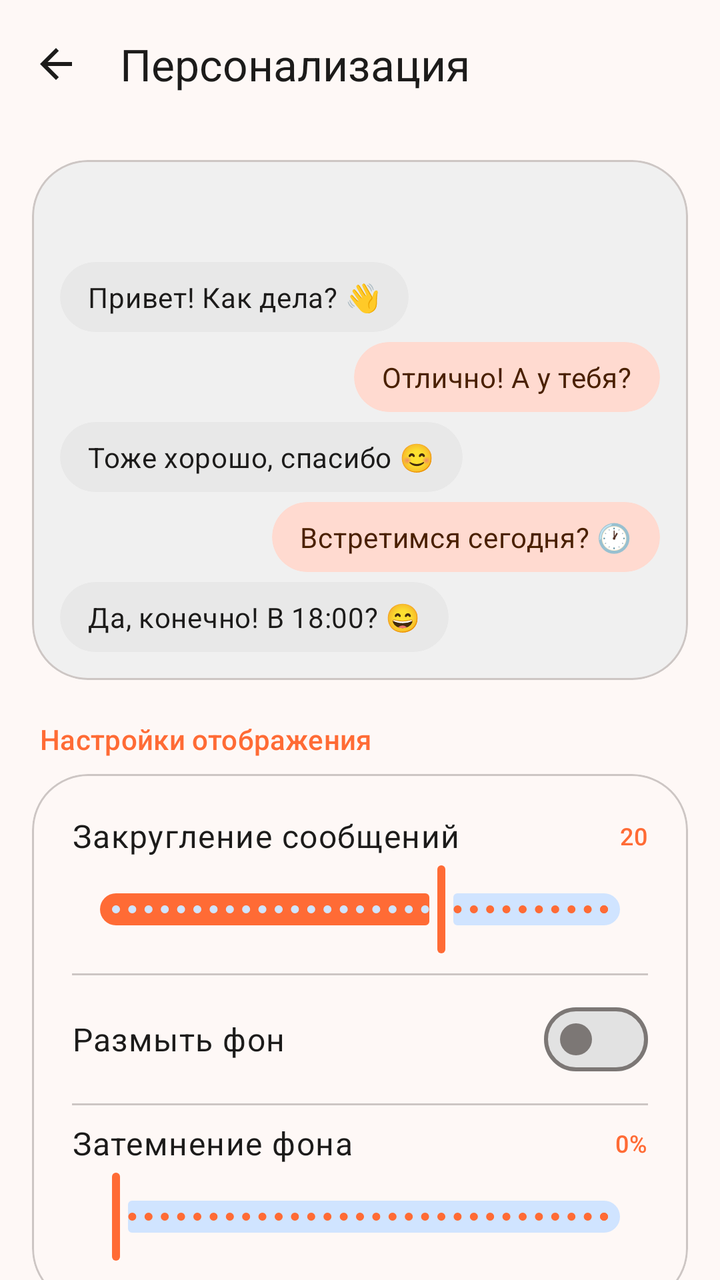
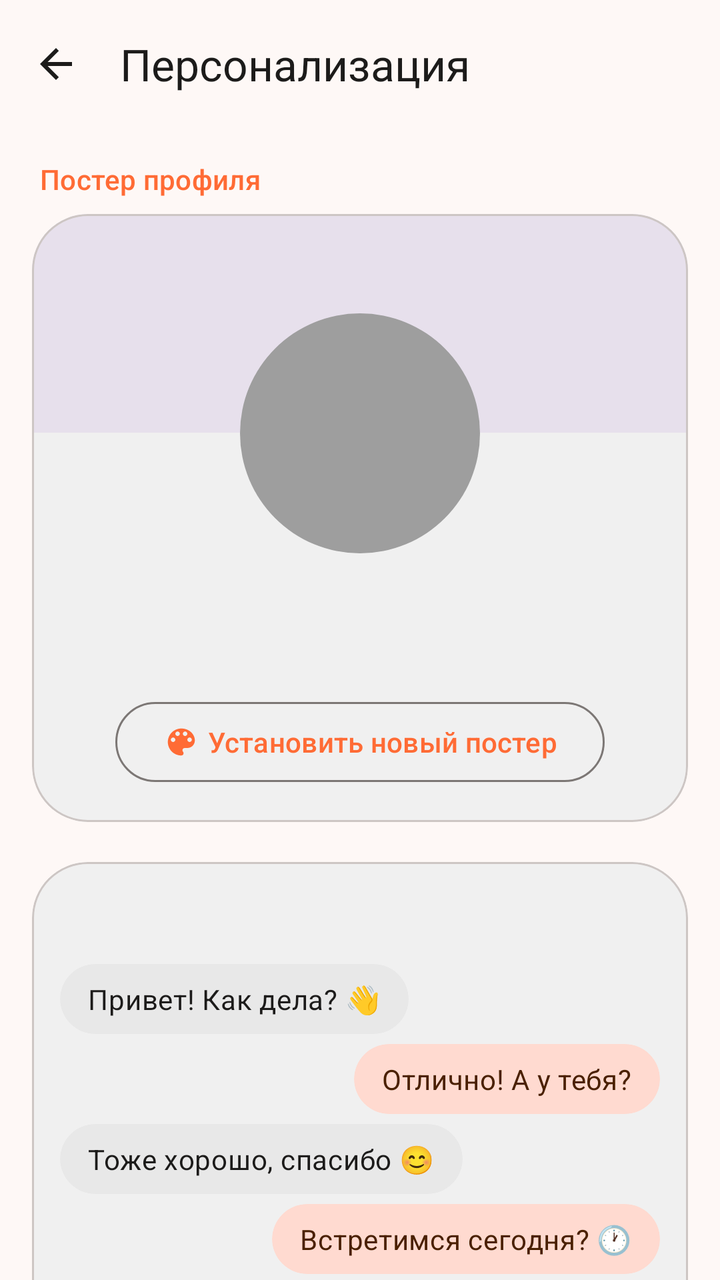

Before-and-after screenshots of an Android layout around one commit, followed by the original layout XML and the change that was made.
<!-- AndroidManifest.xml: activity theme Theme.BarkfluffClientAndroid -->
<!-- res/layout/activity_personalization_settings.xml -->
<?xml version="1.0" encoding="utf-8"?>
<androidx.constraintlayout.widget.ConstraintLayout xmlns:android="http://schemas.android.com/apk/res/android"
    xmlns:app="http://schemas.android.com/apk/res-auto"
    android:layout_width="match_parent"
    android:layout_height="match_parent"
    android:fitsSystemWindows="true">

    
    <com.google.android.material.appbar.AppBarLayout
        android:id="@+id/appBarLayout"
        android:layout_width="match_parent"
        android:layout_height="wrap_content"
        android:background="?attr/colorSurface"
        app:liftOnScroll="true"
        app:layout_constraintTop_toTopOf="parent">

        <com.google.android.material.appbar.MaterialToolbar
            android:id="@+id/toolbar"
            android:layout_width="match_parent"
            android:layout_height="?attr/actionBarSize"
            app:navigationIcon="@drawable/ic_back"
            app:navigationIconTint="?attr/colorOnSurface"
            app:title="Персонализация"
            app:titleTextAppearance="?attr/textAppearanceTitleLarge"
            app:titleTextColor="?attr/colorOnSurface" />

    </com.google.android.material.appbar.AppBarLayout>

    <androidx.core.widget.NestedScrollView
        android:id="@+id/scrollView"
        android:layout_width="match_parent"
        android:layout_height="0dp"
        app:layout_constraintTop_toBottomOf="@id/appBarLayout"
        app:layout_constraintBottom_toBottomOf="parent">

        <LinearLayout
            android:layout_width="match_parent"
            android:layout_height="wrap_content"
            android:orientation="vertical"
            android:paddingHorizontal="16dp"
            android:paddingTop="16dp"
            android:paddingBottom="120dp">

            

            <com.google.android.material.card.MaterialCardView
                android:layout_width="match_parent"
                android:layout_height="wrap_content"
                app:cardCornerRadius="28dp"
                app:cardElevation="0dp"
                app:strokeColor="?attr/colorOutlineVariant"
                app:strokeWidth="1dp"
                app:cardBackgroundColor="?attr/colorSurfaceContainer">

                <FrameLayout
                    android:id="@+id/chatPreviewLayout"
                    android:layout_width="match_parent"
                    android:layout_height="260dp"
                    android:clipChildren="true"
                    android:clipToPadding="true">

                    
                    <ImageView
                        android:id="@+id/previewBackgroundImage"
                        android:layout_width="match_parent"
                        android:layout_height="match_parent"
                        android:scaleType="centerCrop"
                        android:importantForAccessibility="no"
                        android:visibility="gone" />

                    
                    <View
                        android:id="@+id/previewDimOverlay"
                        android:layout_width="match_parent"
                        android:layout_height="match_parent"
                        android:background="#00000000" />

                    
                    <LinearLayout
                        android:layout_width="match_parent"
                        android:layout_height="match_parent"
                        android:orientation="vertical"
                        android:paddingHorizontal="14dp"
                        android:paddingVertical="14dp"
                        android:gravity="bottom">

                        
                        <com.google.android.material.card.MaterialCardView
                            android:id="@+id/previewMsg1"
                            android:layout_width="wrap_content"
                            android:layout_height="wrap_content"
                            android:layout_marginBottom="5dp"
                            app:cardBackgroundColor="?attr/colorSurfaceContainerHigh"
                            app:cardCornerRadius="20dp"
                            app:cardElevation="0dp"
                            app:strokeWidth="0dp">
                            <TextView
                                android:layout_width="wrap_content"
                                android:layout_height="wrap_content"
                                android:paddingHorizontal="14dp"
                                android:paddingVertical="8dp"
                                android:text="Привет! Как дела? 👋"
                                android:textAppearance="?attr/textAppearanceBodyMedium"
                                android:textColor="?attr/colorOnSurface" />
                        </com.google.android.material.card.MaterialCardView>

                        
                        <com.google.android.material.card.MaterialCardView
                            android:id="@+id/previewMsg2"
                            android:layout_width="wrap_content"
                            android:layout_height="wrap_content"
                            android:layout_gravity="end"
                            android:layout_marginBottom="5dp"
                            app:cardBackgroundColor="?attr/colorPrimaryContainer"
                            app:cardCornerRadius="20dp"
                            app:cardElevation="0dp"
                            app:strokeWidth="0dp">
                            <TextView
                                android:layout_width="wrap_content"
                                android:layout_height="wrap_content"
                                android:paddingHorizontal="14dp"
                                android:paddingVertical="8dp"
                                android:text="Отлично! А у тебя?"
                                android:textAppearance="?attr/textAppearanceBodyMedium"
                                android:textColor="?attr/colorOnPrimaryContainer" />
                        </com.google.android.material.card.MaterialCardView>

                        
                        <com.google.android.material.card.MaterialCardView
                            android:id="@+id/previewMsg3"
                            android:layout_width="wrap_content"
                            android:layout_height="wrap_content"
                            android:layout_marginBottom="5dp"
                            app:cardBackgroundColor="?attr/colorSurfaceContainerHigh"
                            app:cardCornerRadius="20dp"
                            app:cardElevation="0dp"
                            app:strokeWidth="0dp">
                            <TextView
                                android:layout_width="wrap_content"
                                android:layout_height="wrap_content"
                                android:paddingHorizontal="14dp"
                                android:paddingVertical="8dp"
                                android:text="Тоже хорошо, спасибо 😊"
                                android:textAppearance="?attr/textAppearanceBodyMedium"
                                android:textColor="?attr/colorOnSurface" />
                        </com.google.android.material.card.MaterialCardView>

                        
                        <com.google.android.material.card.MaterialCardView
                            android:id="@+id/previewMsg4"
                            android:layout_width="wrap_content"
                            android:layout_height="wrap_content"
                            android:layout_gravity="end"
                            android:layout_marginBottom="5dp"
                            app:cardBackgroundColor="?attr/colorPrimaryContainer"
                            app:cardCornerRadius="20dp"
                            app:cardElevation="0dp"
                            app:strokeWidth="0dp">
                            <TextView
                                android:layout_width="wrap_content"
                                android:layout_height="wrap_content"
                                android:paddingHorizontal="14dp"
                                android:paddingVertical="8dp"
                                android:text="Встретимся сегодня? 🕐"
                                android:textAppearance="?attr/textAppearanceBodyMedium"
                                android:textColor="?attr/colorOnPrimaryContainer" />
                        </com.google.android.material.card.MaterialCardView>

                        
                        <com.google.android.material.card.MaterialCardView
                            android:id="@+id/previewMsg5"
                            android:layout_width="wrap_content"
                            android:layout_height="wrap_content"
                            app:cardBackgroundColor="?attr/colorSurfaceContainerHigh"
                            app:cardCornerRadius="20dp"
                            app:cardElevation="0dp"
                            app:strokeWidth="0dp">
                            <TextView
                                android:layout_width="wrap_content"
                                android:layout_height="wrap_content"
                                android:paddingHorizontal="14dp"
                                android:paddingVertical="8dp"
                                android:text="Да, конечно! В 18:00? 😄"
                                android:textAppearance="?attr/textAppearanceBodyMedium"
                                android:textColor="?attr/colorOnSurface" />
                        </com.google.android.material.card.MaterialCardView>

                    </LinearLayout>

                </FrameLayout>

            </com.google.android.material.card.MaterialCardView>

            <android.widget.Space
                android:layout_width="match_parent"
                android:layout_height="20dp" />

            

            <TextView
                android:layout_width="wrap_content"
                android:layout_height="wrap_content"
                android:layout_marginStart="4dp"
                android:layout_marginBottom="8dp"
                android:text="Настройки отображения"
                android:textAppearance="?attr/textAppearanceLabelLarge"
                android:textColor="?attr/colorPrimary" />

            <com.google.android.material.card.MaterialCardView
                android:layout_width="match_parent"
                android:layout_height="wrap_content"
                app:cardBackgroundColor="?attr/colorSurfaceContainerLow"
                app:cardCornerRadius="28dp"
                app:cardElevation="0dp"
                app:strokeColor="?attr/colorOutlineVariant"
                app:strokeWidth="1dp">

                <LinearLayout
                    android:layout_width="match_parent"
                    android:layout_height="wrap_content"
                    android:orientation="vertical"
                    android:paddingHorizontal="20dp"
                    android:paddingVertical="20dp">

                    
                    <LinearLayout
                        android:layout_width="match_parent"
                        android:layout_height="wrap_content"
                        android:orientation="horizontal"
                        android:gravity="center_vertical"
                        android:layout_marginBottom="2dp">

                        <TextView
                            android:layout_width="0dp"
                            android:layout_height="wrap_content"
                            android:layout_weight="1"
                            android:text="Закругление сообщений"
                            android:textAppearance="?attr/textAppearanceBodyLarge"
                            android:textColor="?attr/colorOnSurface" />

                        <TextView
                            android:id="@+id/cornerRadiusValue"
                            android:layout_width="wrap_content"
                            android:layout_height="wrap_content"
                            android:text="20"
                            android:textAppearance="?attr/textAppearanceLabelMedium"
                            android:textColor="?attr/colorPrimary" />

                    </LinearLayout>

                    <com.google.android.material.slider.Slider
                        android:id="@+id/cornerRadiusSlider"
                        android:layout_width="match_parent"
                        android:layout_height="wrap_content"
                        android:valueFrom="0"
                        android:valueTo="30"
                        android:stepSize="1"
                        android:value="20" />

                    
                    <View
                        android:layout_width="match_parent"
                        android:layout_height="1dp"
                        android:background="?attr/colorOutlineVariant"
                        android:layout_marginVertical="8dp" />

                    
                    <LinearLayout
                        android:layout_width="match_parent"
                        android:layout_height="48dp"
                        android:gravity="center_vertical"
                        android:orientation="horizontal">

                        <TextView
                            android:layout_width="0dp"
                            android:layout_height="wrap_content"
                            android:layout_weight="1"
                            android:text="Размыть фон"
                            android:textAppearance="?attr/textAppearanceBodyLarge"
                            android:textColor="?attr/colorOnSurface" />

                        <com.google.android.material.materialswitch.MaterialSwitch
                            android:id="@+id/switchBlurBackground"
                            android:layout_width="wrap_content"
                            android:layout_height="wrap_content" />

                    </LinearLayout>

                    
                    <LinearLayout
                        android:id="@+id/blurRadiusSection"
                        android:layout_width="match_parent"
                        android:layout_height="wrap_content"
                        android:orientation="vertical"
                        android:layout_marginTop="4dp"
                        android:visibility="gone">

                        <LinearLayout
                            android:layout_width="match_parent"
                            android:layout_height="wrap_content"
                            android:orientation="horizontal"
                            android:gravity="center_vertical"
                            android:layout_marginBottom="2dp">

                            <TextView
                                android:layout_width="0dp"
                                android:layout_height="wrap_content"
                                android:layout_weight="1"
                                android:text="Сила размытия"
                                android:textAppearance="?attr/textAppearanceBodyMedium"
                                android:textColor="?attr/colorOnSurfaceVariant" />

                            <TextView
                                android:id="@+id/blurRadiusValue"
                                android:layout_width="wrap_content"
                                android:layout_height="wrap_content"
                                android:text="10"
                                android:textAppearance="?attr/textAppearanceLabelMedium"
                                android:textColor="?attr/colorPrimary" />

                        </LinearLayout>

                        <com.google.android.material.slider.Slider
                            android:id="@+id/blurRadiusSlider"
                            android:layout_width="match_parent"
                            android:layout_height="wrap_content"
                            android:valueFrom="1"
                            android:valueTo="25"
                            android:stepSize="1"
                            android:value="10" />

                    </LinearLayout>

                    
                    <View
                        android:layout_width="match_parent"
                        android:layout_height="1dp"
                        android:background="?attr/colorOutlineVariant"
                        android:layout_marginVertical="8dp" />

                    
                    <LinearLayout
                        android:layout_width="match_parent"
                        android:layout_height="wrap_content"
                        android:orientation="horizontal"
                        android:gravity="center_vertical"
                        android:layout_marginBottom="2dp">

                        <TextView
                            android:layout_width="0dp"
                            android:layout_height="wrap_content"
                            android:layout_weight="1"
                            android:text="Затемнение фона"
                            android:textAppearance="?attr/textAppearanceBodyLarge"
                            android:textColor="?attr/colorOnSurface" />

                        <TextView
                            android:id="@+id/dimValue"
                            android:layout_width="wrap_content"
                            android:layout_height="wrap_content"
                            android:text="0%"
                            android:textAppearance="?attr/textAppearanceLabelMedium"
                            android:textColor="?attr/colorPrimary" />

                    </LinearLayout>

                    <com.google.android.material.slider.Slider
                        android:id="@+id/dimSlider"
                        android:layout_width="match_parent"
                        android:layout_height="wrap_content"
                        android:valueFrom="0"
                        android:valueTo="100"
                        android:stepSize="1"
                        android:value="0" />

                </LinearLayout>

            </com.google.android.material.card.MaterialCardView>

            <android.widget.Space
                android:layout_width="match_parent"
                android:layout_height="20dp" />

            

            <TextView
                android:layout_width="wrap_content"
                android:layout_height="wrap_content"
                android:layout_marginStart="4dp"
                android:layout_marginBottom="8dp"
                android:text="Фон чатов"
                android:textAppearance="?attr/textAppearanceLabelLarge"
                android:textColor="?attr/colorPrimary" />

            <com.google.android.material.card.MaterialCardView
                android:layout_width="match_parent"
                android:layout_height="wrap_content"
                app:cardBackgroundColor="?attr/colorSurfaceContainerLow"
                app:cardCornerRadius="28dp"
                app:cardElevation="0dp"
                app:strokeColor="?attr/colorOutlineVariant"
                app:strokeWidth="1dp">

                <LinearLayout
                    android:layout_width="match_parent"
                    android:layout_height="wrap_content"
                    android:orientation="vertical"
                    android:paddingHorizontal="12dp"
                    android:paddingTop="12dp"
                    android:paddingBottom="16dp">

                    
                    <androidx.recyclerview.widget.RecyclerView
                        android:id="@+id/backgroundsRecyclerView"
                        android:layout_width="match_parent"
                        android:layout_height="wrap_content"
                        android:nestedScrollingEnabled="false" />

                    <android.widget.Space
                        android:layout_width="match_parent"
                        android:layout_height="10dp" />

                    
                    <com.google.android.material.button.MaterialButton
                        android:id="@+id/buttonAddBackground"
                        style="@style/Widget.Material3.Button.TonalButton"
                        android:layout_width="match_parent"
                        android:layout_height="48dp"
                        android:text="Добавить фон"
                        android:textAllCaps="false"
                        app:icon="@drawable/ic_add"
                        app:iconGravity="textStart"
                        app:cornerRadius="16dp" />

                </LinearLayout>

            </com.google.android.material.card.MaterialCardView>

        </LinearLayout>

    </androidx.core.widget.NestedScrollView>

</androidx.constraintlayout.widget.ConstraintLayout>
<!-- resources referenced by this layout -->
<resources>
  <!-- drawable ic_add (drawable) -->
  <vector xmlns:android="http://schemas.android.com/apk/res/android"
      android:width="24dp"
      android:height="24dp"
      android:viewportWidth="24"
      android:viewportHeight="24">
      <path
          android:fillColor="?attr/colorOnSurfaceVariant"
          android:pathData="M19,13h-6v6h-2v-6H5v-2h6V5h2v6h6v2z" />
  </vector>
  <!-- drawable ic_back (drawable) -->
  <vector xmlns:android="http://schemas.android.com/apk/res/android"
      android:width="24dp"
      android:height="24dp"
      android:viewportWidth="24"
      android:viewportHeight="24"
      android:tint="?attr/colorControlNormal">
    <path
        android:fillColor="@android:color/white"
        android:pathData="M20,11H7.83l5.59,-5.59L12,4l-8,8 8,8 1.41,-1.41L7.83,13H20v-2z"/>
  </vector>
  <style name="Theme.BarkfluffClientAndroid" parent="Base.Theme.BarkfluffClientAndroid" />
  <color name="primary">#FF6B35</color>
  <color name="on_primary">#FFFFFF</color>
  <color name="primary_container">#FFDAD0</color>
  <color name="on_primary_container">#4A2000</color>
  <color name="secondary">#2196F3</color>
  <color name="on_secondary">#FFFFFF</color>
  <color name="secondary_container">#D0E4FF</color>
  <color name="on_secondary_container">#001F3A</color>
  <color name="tertiary">#03DAC6</color>
  <color name="on_tertiary">#000000</color>
  <color name="tertiary_container">#00E5D2</color>
  <color name="on_tertiary_container">#00202A</color>
  <color name="error">#BA1A1A</color>
  <color name="on_error">#FFFFFF</color>
  <color name="error_container">#FFDAD6</color>
  <color name="on_error_container">#410002</color>
  <color name="surface">#FEF8F6</color>
  <color name="on_surface">#1C1B1A</color>
  <color name="on_surface_variant">#494544</color>
  <color name="surface_container_lowest">#FFFFFF</color>
  <color name="surface_container_low">#FEF8F6</color>
  <color name="surface_container">#F0F0F0</color>
  <color name="surface_container_high">#E8E8E8</color>
  <color name="surface_container_highest">#E2E2E2</color>
  <color name="outline">#7C7775</color>
  <color name="outline_variant">#CDC6C4</color>
  <color name="background">#FEF8F6</color>
  <color name="on_background">#1C1B1A</color>
  <color name="inverse_surface">#31302E</color>
  <color name="inverse_on_surface">#F5F0EE</color>
  <color name="inverse_primary">#FFB5A0</color>
  <!-- unchanged entries left out for length: 1 -->
</resources>

<!-- the commit's change to res/layout/activity_personalization_settings.xml (unified diff, before → after) -->
@@ -43,6 +43,134 @@
 
             
 
+            <TextView
+                android:layout_width="wrap_content"
+                android:layout_height="wrap_content"
+                android:layout_marginStart="4dp"
+                android:layout_marginBottom="8dp"
+                android:text="Постер профиля"
+                android:textAppearance="?attr/textAppearanceLabelLarge"
+                android:textColor="?attr/colorPrimary" />
+
+            
+            <com.google.android.material.card.MaterialCardView
+                android:layout_width="match_parent"
+                android:layout_height="wrap_content"
+                app:cardBackgroundColor="?attr/colorSurfaceContainer"
+                app:cardCornerRadius="28dp"
+                app:cardElevation="0dp"
+                app:strokeColor="?attr/colorOutlineVariant"
+                app:strokeWidth="1dp">
+
+                <LinearLayout
+                    android:layout_width="match_parent"
+                    android:layout_height="wrap_content"
+                    android:orientation="vertical"
+                    android:clipChildren="false"
+                    android:paddingBottom="16dp">
+
+                    
+                    <androidx.constraintlayout.widget.ConstraintLayout
+                        android:id="@+id/posterConstraint"
+                        android:layout_width="match_parent"
+                        android:layout_height="wrap_content">
+
+                        <ImageView
+                            android:id="@+id/profilePosterPreviewImage"
+                            android:layout_width="0dp"
+                            android:layout_height="0dp"
+                            android:scaleType="centerCrop"
+                            android:visibility="gone"
+                            app:layout_constraintStart_toStartOf="parent"
+                            app:layout_constraintEnd_toEndOf="parent"
+                            app:layout_constraintTop_toTopOf="parent"
+                            app:layout_constraintDimensionRatio="3:1" />
+
+                        <View
+                            android:id="@+id/profilePosterPreviewPlaceholder"
+                            android:layout_width="0dp"
+                            android:layout_height="0dp"
+                            android:background="?attr/colorSurfaceVariant"
+                            app:layout_constraintStart_toStartOf="parent"
+                            app:layout_constraintEnd_toEndOf="parent"
+                            app:layout_constraintTop_toTopOf="parent"
+                            app:layout_constraintDimensionRatio="3:1" />
+
+                    </androidx.constraintlayout.widget.ConstraintLayout>
+
+                    
+                    <FrameLayout
+                        android:layout_width="120dp"
+                        android:layout_height="120dp"
+                        android:layout_gravity="center_horizontal"
+                        android:layout_marginTop="-60dp">
+
+                        <com.google.android.material.imageview.ShapeableImageView
+                            android:id="@+id/profilePreviewAvatarImage"
+                            android:layout_width="120dp"
+                            android:layout_height="120dp"
+                            android:scaleType="centerCrop"
+                            android:visibility="gone"
+                            app:shapeAppearanceOverlay="@style/ShapeAppearanceOverlay.App.CornerSize50Percent" />
+
+                        <TextView
+                            android:id="@+id/profilePreviewAvatarPlaceholder"
+                            android:layout_width="120dp"
+                            android:layout_height="120dp"
+                            android:background="@drawable/background_color_indicator"
+                            android:gravity="center"
+                            android:textColor="@android:color/white"
+                            android:textSize="48sp"
+                            android:textStyle="bold"
+                            android:visibility="visible" />
+
+                    </FrameLayout>
+
+                    
+                    <android.widget.Space
+                        android:layout_width="match_parent"
+                        android:layout_height="8dp" />
+
+                    
+                    <TextView
+                        android:id="@+id/profilePreviewFullName"
+                        android:layout_width="wrap_content"
+                        android:layout_height="wrap_content"
+                        android:layout_gravity="center_horizontal"
+                        android:layout_marginBottom="2dp"
+                        android:textAppearance="?attr/textAppearanceTitleLarge"
+                        android:textColor="?attr/colorOnSurface" />
+
+                    
+                    <TextView
+                        android:id="@+id/profilePreviewUsername"
+                        android:layout_width="wrap_content"
+                        android:layout_height="wrap_content"
+                        android:layout_gravity="center_horizontal"
+                        android:layout_marginBottom="12dp"
+                        android:textAppearance="?attr/textAppearanceBodyMedium"
+                        android:textColor="?attr/colorOnSurfaceVariant" />
+
+                    
+                    <com.google.android.material.button.MaterialButton
+                        android:id="@+id/buttonSetPoster"
+                        style="@style/Widget.Material3.Button.OutlinedButton"
+                        android:layout_width="wrap_content"
+                        android:layout_height="wrap_content"
+                        android:layout_gravity="center_horizontal"
+                        android:text="Установить новый постер"
+                        app:icon="@drawable/ic_palette" />
+
+                </LinearLayout>
+
+            </com.google.android.material.card.MaterialCardView>
+
+            <android.widget.Space
+                android:layout_width="match_parent"
+                android:layout_height="20dp" />
+
+            
+
             <com.google.android.material.card.MaterialCardView
                 android:layout_width="match_parent"
                 android:layout_height="wrap_content"
<!-- resource entries referenced after the edit -->
@@ -1,5 +1,11 @@
 <!-- resources referenced by this layout -->
 <resources>
+  <!-- drawable background_color_indicator (drawable) -->
+  <?xml version="1.0" encoding="utf-8"?>
+  <shape xmlns:android="http://schemas.android.com/apk/res/android"
+      android:shape="oval">
+      <solid android:color="#9E9E9E" />
+  </shape>
   <!-- drawable ic_add (drawable) -->
   <vector xmlns:android="http://schemas.android.com/apk/res/android"
       android:width="24dp"
@@ -21,6 +27,26 @@
         android:fillColor="@android:color/white"
         android:pathData="M20,11H7.83l5.59,-5.59L12,4l-8,8 8,8 1.41,-1.41L7.83,13H20v-2z"/>
   </vector>
+  <!-- drawable ic_palette (drawable) -->
+  <vector xmlns:android="http://schemas.android.com/apk/res/android"
+      android:width="24dp"
+      android:height="24dp"
+      android:viewportWidth="24"
+      android:viewportHeight="24">
+      <path
+          android:fillColor="?attr/colorOnSurfaceVariant"
+          android:pathData="M12,3c-4.97,0-9,4.03-9,9s4.03,9 9,9c0.83,0 1.5-0.67 1.5-1.5
+              c0-0.39-0.15-0.74-0.39-1.01-0.23-0.26-0.38-0.61-0.38-0.99
+              c0-0.83 0.67-1.5 1.5-1.5L16,16c2.76,0 5-2.24 5-5
+              c0-4.42-4.03-8-9-8zM6.5,12c-0.83,0-1.5-0.67-1.5-1.5
+              S5.67,9 6.5,9 8,9.67 8,10.5 7.33,12 6.5,12z
+              M9.5,8C8.67,8 8,7.33 8,6.5S8.67,5 9.5,5 11,5.67 11,6.5 10.33,8 9.5,8z
+              M14.5,8c-0.83,0-1.5-0.67-1.5-1.5S13.67,5 14.5,5 16,5.67 16,6.5 15.33,8 14.5,8z
+              M17.5,12c-0.83,0-1.5-0.67-1.5-1.5S16.67,9 17.5,9 19,9.67 19,10.5 18.33,12 17.5,12z" />
+  </vector>
+  <style name="ShapeAppearanceOverlay.App.CornerSize50Percent" parent="">
+          <item name="cornerSize">50%</item>
+      </style>
   <style name="Theme.BarkfluffClientAndroid" parent="Base.Theme.BarkfluffClientAndroid" />
   <color name="primary">#FF6B35</color>
   <color name="on_primary">#FFFFFF</color>
